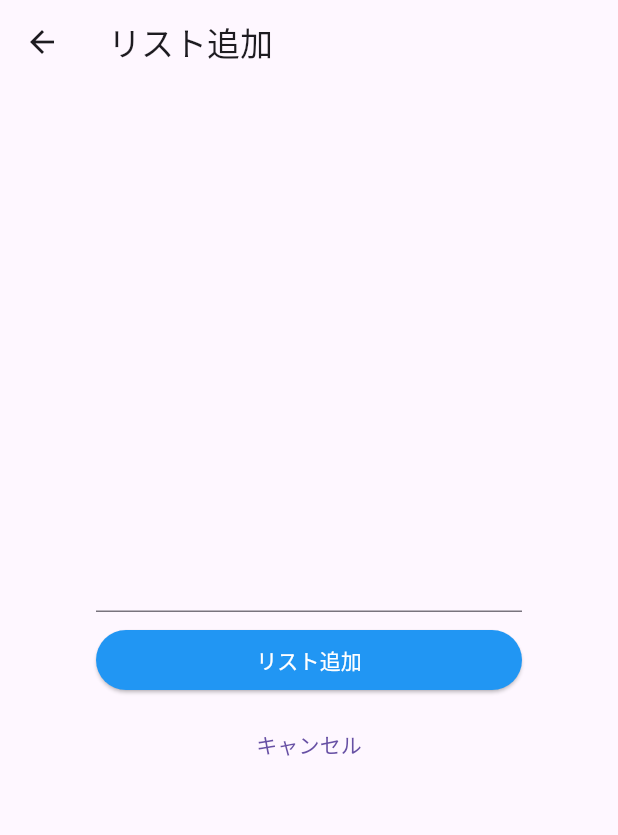
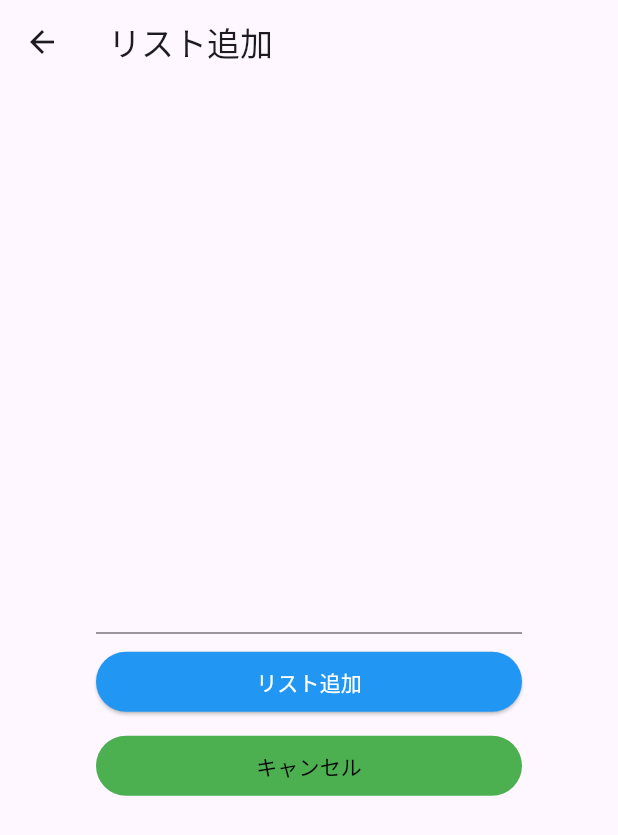
Before and after one commit to SHIMIZUYUTO/Todo_Practice, a Flutter app: the TodoAddPage screen opened directly, on a phone screen of 412 x 824 dp. Shown: the top 835 px of the screen. Run offline on Flutter 3.47's test engine with Material 3 defaults, Android fonts, the phone set to English and light mode, and no system bars.

Commit message:
入力されたテキストを扱う

```diff
--- a/todo/lib/main.dart
+++ b/todo/lib/main.dart
@@ -70,8 +70,16 @@ class TodoListPage extends StatelessWidget {
   }
 }
 
-// リスト追加画面用Widget
-class TodoAddPage extends StatelessWidget {
+class TodoAddPage extends StatefulWidget {
+  @override
+  _TodoAddPageState createState() => _TodoAddPageState();
+}
+
+class _TodoAddPageState extends State<TodoAddPage> {
+  // 入力されたテキストをデータとして持つ
+  String _text = '';
+
+  // データを元に表示するWidget
   @override
   Widget build(BuildContext context){
     return Scaffold(
@@ -84,8 +92,20 @@ class TodoAddPage extends StatelessWidget {
         child: Column(
           mainAxisAlignment: MainAxisAlignment.center,
           children: <Widget>[
+            // 入力されたテキストを表示
+            Text(_text,style: TextStyle(color: Colors.blue)),
+            const SizedBox(height: 8),
             // テキスト入力
-            TextField(),
+            TextField(
+              // 入力されたテキストの値を受け取る（valueが入力されたテキスト）
+              onChanged: (String value){
+                // データが変更したことを知らせる（画面を更新する）
+                setState((){
+                  // データを変更
+                  _text = value;
+                });
+              },
+            ),
             const SizedBox(height: 8),
             Container(
               // 横幅いっぱいに広げる
@@ -107,6 +127,10 @@ class TodoAddPage extends StatelessWidget {
               width: double.infinity,
               // キャンセルボタン
               child: TextButton(
+                style: TextButton.styleFrom(
+                  backgroundColor: Colors.green,
+                  foregroundColor: Colors.black,
+                ),
                 // ボタンをクリックした時の処理
                 onPressed: (){
                   // "pop"で前の画面に戻る
```
